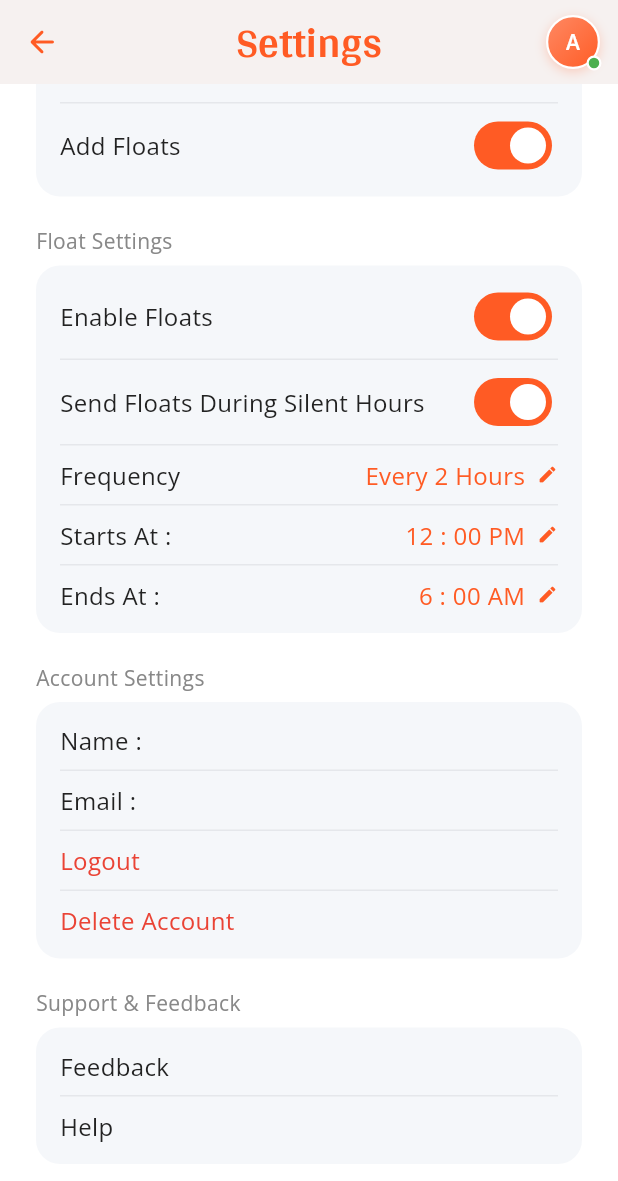
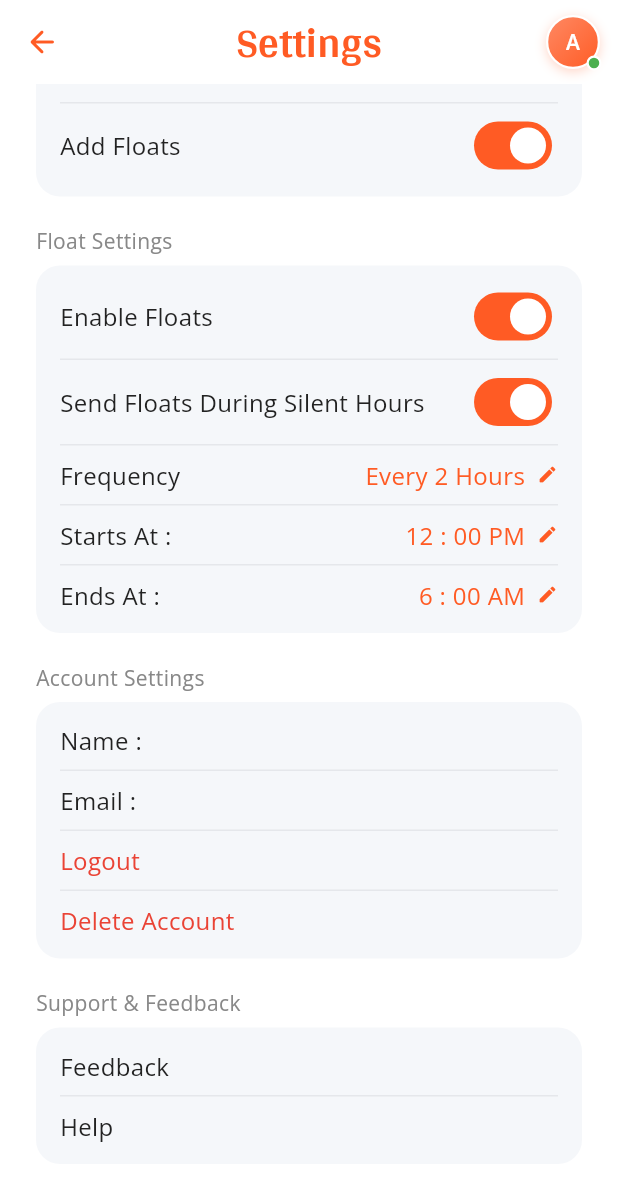
Before and after one commit to anuragkumart16/Briefly, a Flutter app: the SettingsScreen screen opened directly, scrolled down 360 dp, on a phone screen of 412 x 824 dp. Shown: the top 1181 px of the screen. Run offline on Flutter 3.47's test engine with Material 3 defaults, Android fonts, the light colour scheme and no system bars; our stand-ins replace shared_preferences; accounts and stored records are empty.

Commit message:
feat: reset onboarding state on launch and disable AppBar surface tint colors

```diff
--- a/briefly_app/lib/main.dart
+++ b/briefly_app/lib/main.dart
@@ -32,6 +32,7 @@ class MyApp extends StatelessWidget {
         // tested with just a hot reload.
         colorScheme: ColorScheme.fromSeed(seedColor: Colors.redAccent),
         appBarTheme: const AppBarTheme(
+          surfaceTintColor: Colors.transparent,
           systemOverlayStyle: SystemUiOverlayStyle(
             statusBarColor: Colors.transparent,
             statusBarIconBrightness: Brightness.dark,
--- a/briefly_app/lib/widgets/app_top_bar.dart
+++ b/briefly_app/lib/widgets/app_top_bar.dart
@@ -56,6 +56,7 @@ class AppTopBar extends StatelessWidget implements PreferredSizeWidget {
         systemNavigationBarIconBrightness: Brightness.dark,
       ),
       backgroundColor: Colors.white,
+      surfaceTintColor: Colors.transparent,
       elevation: 0,
       centerTitle: true,
       leading: showBackButton
```
Also changed, not shown: briefly_app/lib/splash_screen.dart (+8 -0 lines).
